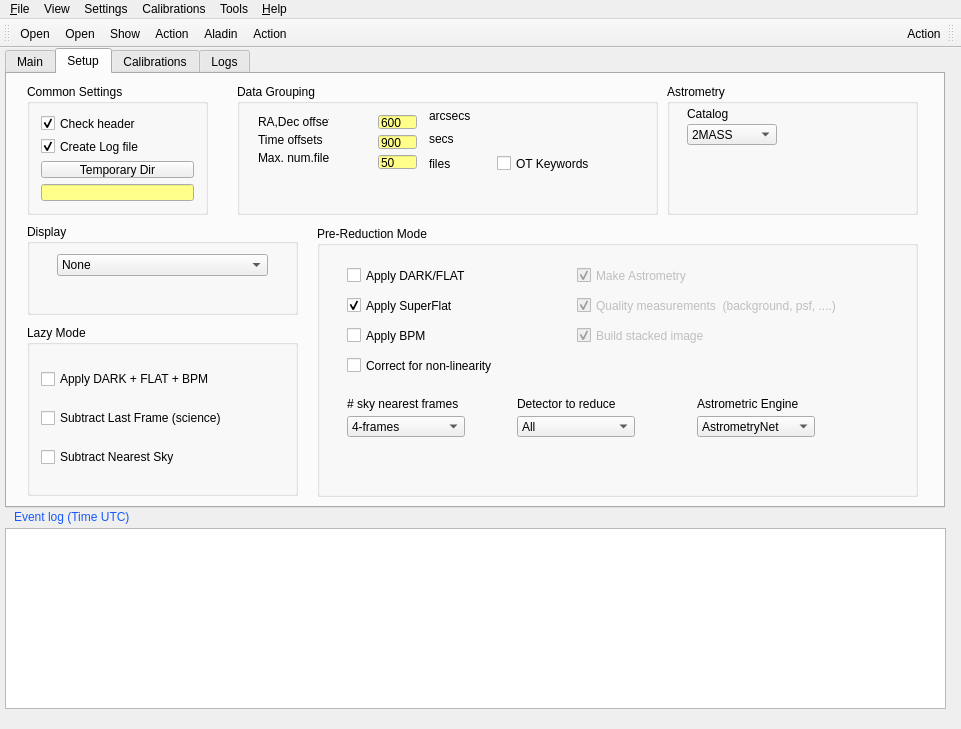
This is QL4/panicQL.ui in ppmim/PAPI as Qt 5 draws it before an edit. The edited form follows.
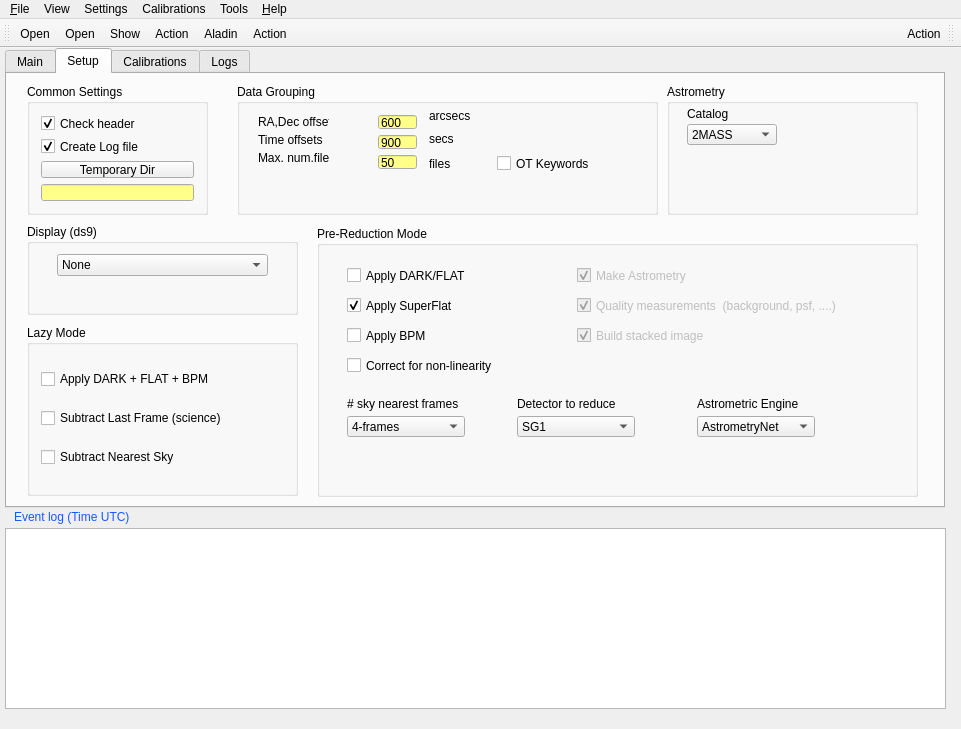
This is the edited form. The open tabs and pages were chosen to show the change. Icons and pictures are not drawn.

What changed in the file:
```diff
--- a/QL4/panicQL.ui
+++ b/QL4/panicQL.ui
@@ -2074,11 +2074,6 @@
        <property name="currentIndex">
         <number>0</number>
        </property>
-       <item>
-        <property name="text">
-         <string>All</string>
-        </property>
-       </item>
        <item>
         <property name="text">
          <string>SG1</string>
@@ -2171,7 +2166,7 @@
        </rect>
       </property>
       <property name="title">
-       <string>Display</string>
+       <string>Display (ds9)</string>
       </property>
       <widget class="QComboBox" name="comboBox_show_imgs">
        <property name="geometry">
```
Left out of the diff: 10 changed lines with no effect on the pictures.
